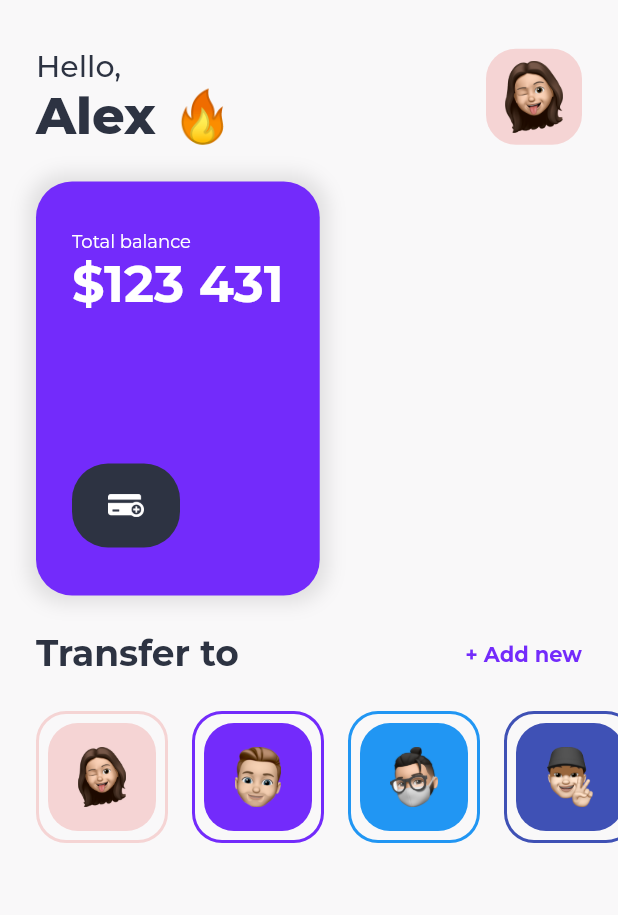
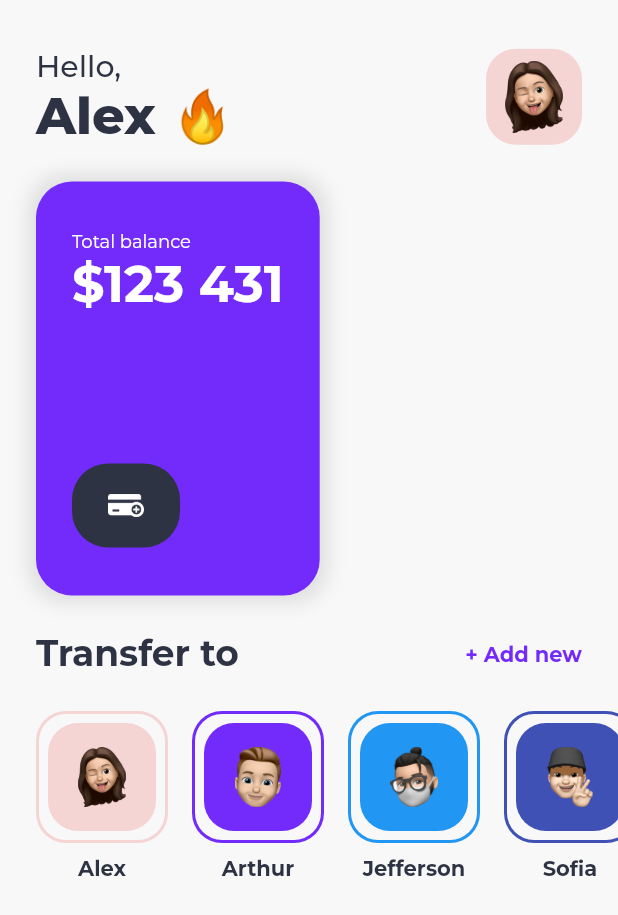
Before and after one commit to lucas404x/finance-app-dribbble, a Flutter app: the screen it shows after launch, on a phone screen of 412 x 824 dp. Shown: the top 915 px of the screen. Run offline on Flutter 3.47's test engine with Material 2 defaults, Android fonts, the phone set to English and light mode, and no system bars; our stand-ins replace google_fonts.

Commit message:
feat: add profile name at bottom

```diff
--- a/lib/app/widgets/profile_list_item.dart
+++ b/lib/app/widgets/profile_list_item.dart
@@ -15,6 +15,7 @@ class ProfileListItem extends StatelessWidget {
     final Color _profileColor = Color(profile.color);
 
     return Column(
+      crossAxisAlignment: CrossAxisAlignment.center,
       children: [
         Stack(
           children: [
@@ -35,6 +36,14 @@ class ProfileListItem extends StatelessWidget {
               gradient: LinearGradient(colors: [_profileColor, _profileColor]),
             )
           ],
+        ),
+        const SizedBox(height: 8),
+        Text(
+          profile.name,
+          style: Theme.of(context)
+              .textTheme
+              .bodyText1
+              ?.copyWith(fontWeight: FontWeight.bold),
         )
       ],
     );
```
